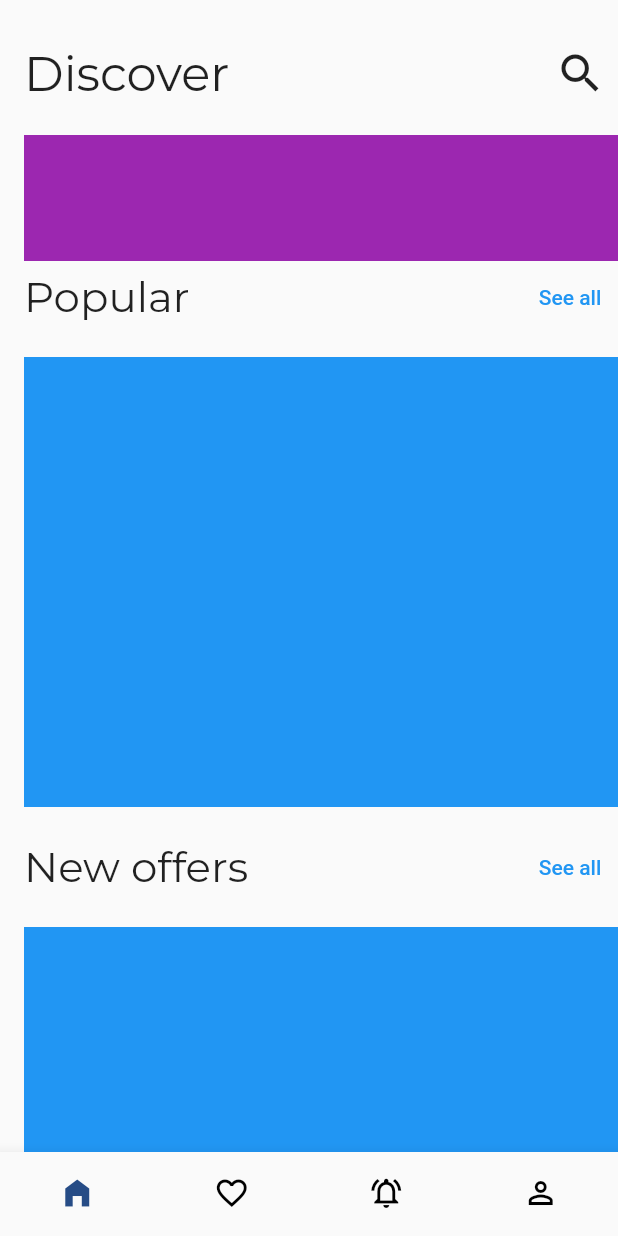
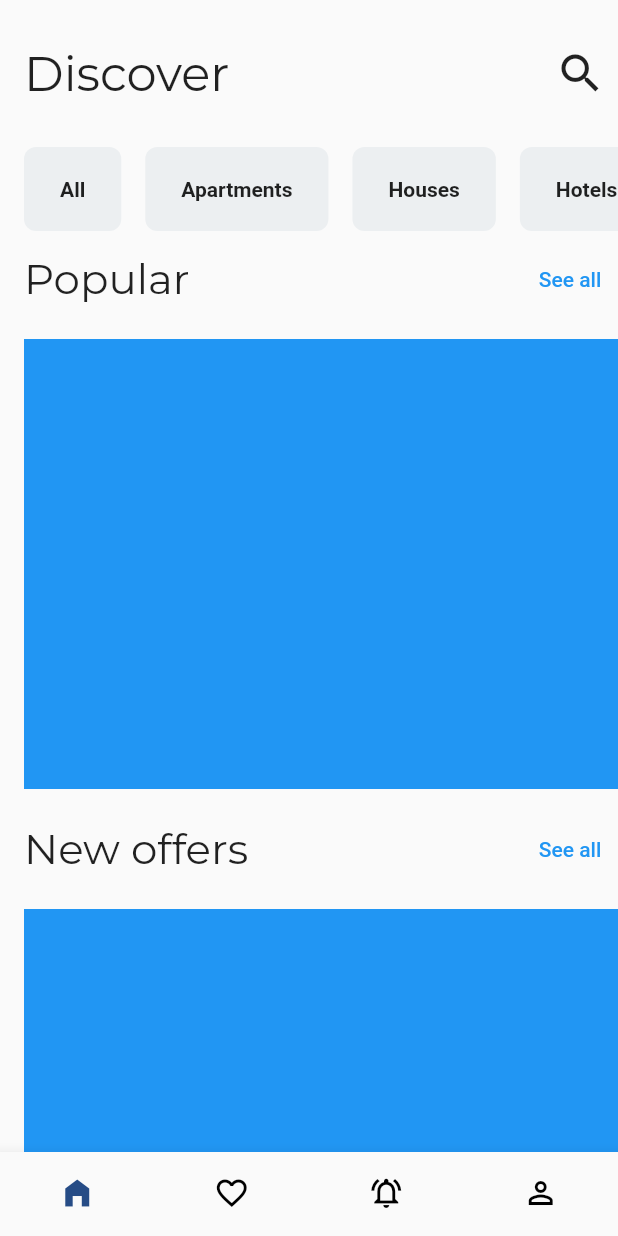
Before and after one commit to JAICHANGPARK/flutter_notebook_chapter_22, a Flutter app: the screen it shows after launch, on a phone screen of 412 x 824 dp. Run offline on Flutter 3.47's test engine with Material 2 defaults, Android fonts, the phone set to English and light mode, and no system bars; our stand-ins replace dots_indicator, flutter_riverpod, freezed_annotation, go_router, google_fonts, ionicons and 1 more.

Commit message:
Update renting_home_page.dart

```diff
--- a/lib/ep1290_renting_app/src/home/renting_home_page.dart
+++ b/lib/ep1290_renting_app/src/home/renting_home_page.dart
@@ -13,6 +13,8 @@ class RentingHomePage extends StatefulWidget {
 }
 
 class _RentingHomePageState extends State<RentingHomePage> {
+  List<String> menuItems = ["All", "Apartments", "Houses", "Hotels"];
+
   @override
   Widget build(BuildContext context) {
     return Consumer(builder: (context, ref, _) {
@@ -45,17 +47,44 @@ class _RentingHomePageState extends State<RentingHomePage> {
                               useRootNavigator: true,
                             );
                           },
-                          icon: Icon(Icons.search),
+                          icon: const Icon(Icons.search),
                           iconSize: 34,
                         ),
                       ],
                     ),
-                    SizedBox(
+                    const SizedBox(
                       height: 16,
                     ),
                     Container(
-                      height: 84,
-                      color: Colors.purple,
+                      height: 72,
+                      child: ListView.builder(
+                        itemCount: menuItems.length,
+                        scrollDirection: Axis.horizontal,
+                        itemBuilder: (context, index) {
+                          return Container(
+                            margin: const EdgeInsets.only(
+                              right: 16,
+                              top: 8,
+                              bottom: 8,
+                            ),
+                            padding: const EdgeInsets.symmetric(
+                              horizontal: 24,
+                            ),
+                            decoration: BoxDecoration(
+                              color: Colors.blueGrey[50],
+                              borderRadius: BorderRadius.circular(8),
+                            ),
+                            child: Center(
+                              child: Text(
+                                "${menuItems[index]}",
+                                style: TextStyle(
+                                  fontWeight: FontWeight.bold,
+                                ),
+                              ),
+                            ),
+                          );
+                        },
+                      ),
                     ),
                     Expanded(
                         child: IndexedStack(
@@ -76,12 +105,12 @@ class _RentingHomePageState extends State<RentingHomePage> {
                                   ),
                                   TextButton(
                                     onPressed: () {},
-                                    child: Text("See all"),
+                                    child: const Text("See all"),
                                   ),
                                 ],
                               ),
                               Container(
-                                margin: EdgeInsets.symmetric(vertical: 16),
+                                margin: const EdgeInsets.symmetric(vertical: 16),
                                 height: 300,
                                 color: Colors.blue,
                               ),
@@ -96,12 +125,12 @@ class _RentingHomePageState extends State<RentingHomePage> {
                                   ),
                                   TextButton(
                                     onPressed: () {},
-                                    child: Text("See all"),
+                                    child: const Text("See all"),
                                   ),
                                 ],
                               ),
                               Container(
-                                margin: EdgeInsets.symmetric(vertical: 16),
+                                margin: const EdgeInsets.symmetric(vertical: 16),
                                 height: 300,
                                 color: Colors.blue,
                               ),
@@ -124,7 +153,7 @@ class _RentingHomePageState extends State<RentingHomePage> {
             ref.read(rentingPageIndex.notifier).state = i;
           },
           type: BottomNavigationBarType.fixed,
-          selectedItemColor: Color(0xff264c86),
+          selectedItemColor: const Color(0xff264c86),
           unselectedItemColor: Colors.black,
           items: const [
             BottomNavigationBarItem(
@@ -162,26 +191,24 @@ class _SearchDelegate extends SearchDelegate {
   @override
   List<Widget>? buildActions(BuildContext context) {
     // TODO: implement buildActions
-    return [
-      IconButton(onPressed: (){}, icon: Icon(Icons.clear))
-    ];
+    return [IconButton(onPressed: () {}, icon: const Icon(Icons.clear))];
   }
 
   @override
   Widget? buildLeading(BuildContext context) {
     // TODO: implement buildLeading
-    return Text("Loading");
+    return const Text("Loading");
   }
 
   @override
   Widget buildResults(BuildContext context) {
     // TODO: implement buildResults
-    return Text("buildResults");
+    return const Text("buildResults");
   }
 
   @override
   Widget buildSuggestions(BuildContext context) {
     // TODO: implement buildSuggestions
-    return Text("buildSuggestions");
+    return const Text("buildSuggestions");
   }
 }
```
